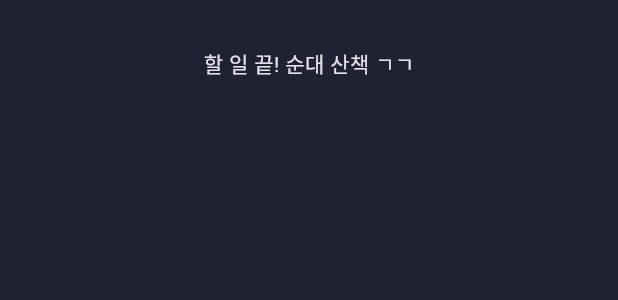
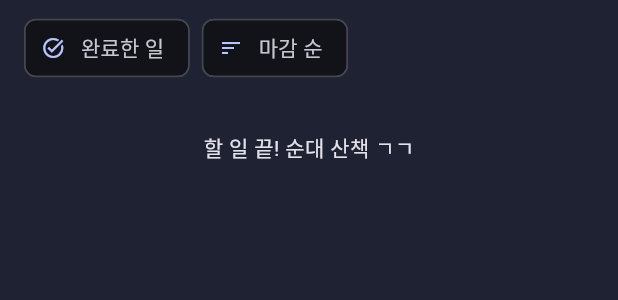
Before and after one commit to wildflow84/wildflow, a Flutter app: the _TodoTab widget shown alone on an empty page, opened directly, on a phone screen of 412 x 824 dp. Shown: the top 300 px of the screen. Run offline on Flutter 3.47's test engine with Material 3 defaults, Android fonts, the phone set to English and light mode, and no system bars; our stand-ins replace cloud_firestore, cloud_functions, file_picker, firebase_auth, firebase_core, firebase_messaging; missing offline and left inert: dart:js_interop, home_widget; accounts and stored records are empty; statements that could not run were skipped.

Commit message:
할 일 탭: 완료한 일 보기, 정렬(마감/카테고리별)
Co-Authored-By: Claude Sonnet 5.5 <noreply@anthropic.com>
Claude-Session: https://claude.ai/code/session_01HRGaXf3T9xS7uNCWtxQppT

```diff
--- a/lib/ui/home_screen.dart
+++ b/lib/ui/home_screen.dart
@@ -1149,6 +1149,8 @@ class _TodoTab extends StatefulWidget {
 
 class _TodoTabState extends State<_TodoTab> {
   String _who = 'all'; // all / me / partner
+  String _sort = 'due'; // due=마감 순, category=카테고리별
+  bool _showDone = false;
 
   @override
   Widget build(BuildContext context) {
@@ -1172,6 +1174,18 @@ class _TodoTabState extends State<_TodoTab> {
     final now = DateTime.now();
     final overdue = open.where((i) => isOverdue(i, now)).toList();
     final upcoming = open.where((i) => !overdue.contains(i)).toList();
+    // 완료한 일: 최근에 완료한 순 (되돌리려면 체크를 풀면 돼)
+    final doneList = todos.where((i) {
+      final d = !i.isRecurring ? i.start : today;
+      return isDoneOn(i, d) && (!i.isRecurring || m.occursOn(i, today));
+    }).toList()
+      ..sort((a, b) => (b.lastDoneAt ?? b.start).compareTo(a.lastDoneAt ?? a.start));
+    final catIndex = {for (var k = 0; k < s.categories.length; k++) s.categories[k].id: k};
+    int byCategory(Item a, Item b) {
+      final ca = catIndex[a.categories.firstOrNull] ?? 999, cb = catIndex[b.categories.firstOrNull] ?? 999;
+      return ca != cb ? ca.compareTo(cb) : a.start.compareTo(b.start);
+    }
+    if (_sort == 'category') upcoming.sort(byCategory);
 
     Widget section(String title, List<Item> list) => list.isEmpty
         ? const SizedBox.shrink()
@@ -1190,17 +1204,37 @@ class _TodoTabState extends State<_TodoTab> {
       child: ConstrainedBox(
         constraints: const BoxConstraints(maxWidth: 720),
         child: ListView(children: [
-      if (partnerUid != null)
-        Padding(
-          padding: const EdgeInsets.fromLTRB(16, 8, 16, 0),
-          child: Wrap(spacing: 8, children: [
+      Padding(
+        padding: const EdgeInsets.fromLTRB(16, 8, 16, 0),
+        child: Wrap(spacing: 8, runSpacing: 4, crossAxisAlignment: WrapCrossAlignment.center, children: [
+          if (partnerUid != null)
             for (final (k, label) in [('all', '전체'), ('me', '내 것'), ('partner', '${partnerName ?? '상대'} 것')])
               ChoiceChip(label: Text(label), selected: _who == k, onSelected: (_) => setState(() => _who = k)),
-          ]),
-        ),
+          FilterChip(
+            avatar: const Icon(Icons.task_alt, size: 16),
+            label: const Text('완료한 일'),
+            selected: _showDone,
+            onSelected: (v) => setState(() => _showDone = v),
+          ),
+          PopupMenuButton<String>(
+            tooltip: '정렬',
+            initialValue: _sort,
+            onSelected: (v) => setState(() => _sort = v),
+            itemBuilder: (_) => const [
+              PopupMenuItem(value: 'due', child: Text('마감 빠른 순')),
+              PopupMenuItem(value: 'category', child: Text('카테고리별')),
+            ],
+            child: Chip(
+              avatar: const Icon(Icons.sort, size: 16),
+              label: Text(_sort == 'due' ? '마감 순' : '카테고리별'),
+            ),
+          ),
+        ]),
+      ),
       section('지난 할 일', overdue),
-      section('앞으로', upcoming),
+      section(_sort == 'category' ? '카테고리별' : '앞으로', upcoming),
       if (open.isEmpty) const Padding(padding: EdgeInsets.all(32), child: Center(child: Text('할 일 끝! 순대 산책 ㄱㄱ'))),
+      if (_showDone) section('완료한 일 (${doneList.length})', doneList.take(30).toList()),
     ]),
       ),
     );
```
Also changed, not shown: 1 other file.
